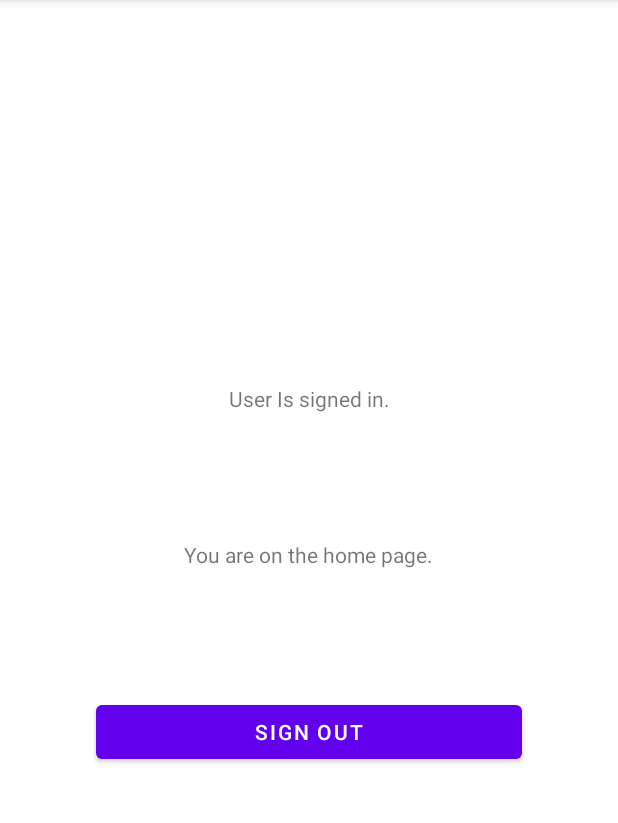
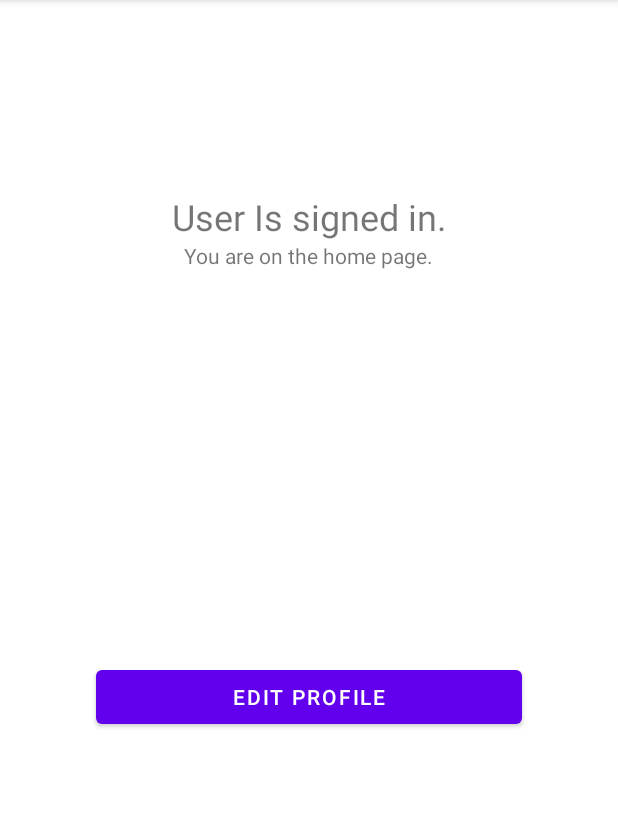
Before and after one commit to jnhalldev/CrunchwrapSupreme, an Android app: the screen it shows after launch once a user with an empty profile is signed in (MainActivity), on a phone screen of 412 x 824 dp, the part 84-907 px from its top. Run offline under Robolectric (Android 15) with nearby library versions, the phone set to English and light mode, and no system bars; our stand-ins replace Firebase (no records; nobody signed in at launch, a user with empty details on screens opened directly).

Commit message:
user imagebutton

```diff
--- a/app/build.gradle
+++ b/app/build.gradle
@@ -41,6 +41,7 @@ dependencies {
     implementation 'androidx.navigation:navigation-ui:2.5.3'
     implementation 'com.google.firebase:firebase-auth:21.0.2'
     implementation 'com.google.firebase:firebase-database:20.0.4'
+    implementation 'com.google.firebase:firebase-storage:20.1.0'
     testImplementation 'junit:junit:4.13.2'
     androidTestImplementation 'androidx.test.ext:junit:1.1.5'
     androidTestImplementation 'androidx.test.espresso:espresso-core:3.5.1'
--- a/app/src/main/java/com/example/crunchwrapsupreme/MainActivity.java
+++ b/app/src/main/java/com/example/crunchwrapsupreme/MainActivity.java
@@ -39,11 +39,11 @@ public class MainActivity extends AppCompatActivity {
             userSignedIn.setText("User Is signed out.");
         }
 
-        Button buttonSignOut = findViewById(R.id.buttonHomePageSignOut);
-        buttonSignOut.setOnClickListener(new View.OnClickListener() {
+        Button buttonProfile = findViewById(R.id.buttonHomePageEditProfile);
+        buttonProfile.setOnClickListener(new View.OnClickListener() {
             @Override
             public void onClick(View v) {
-                signUserOut();
+                showProfileActivity();
             }
         });
     }
@@ -54,10 +54,10 @@ public class MainActivity extends AppCompatActivity {
         finish();
     }
 
-    private void signUserOut() {
-        FirebaseAuth.getInstance().signOut();
+    private void showProfileActivity() {
+        Intent intent = new Intent(this, ProfileActivity.class);
+        startActivity(intent);
         finish();
-        startActivity(getIntent());
     }
 
     private boolean checkIfSignedIn() {
--- a/app/src/main/res/layout/activity_main.xml
+++ b/app/src/main/res/layout/activity_main.xml
@@ -6,24 +6,13 @@
     android:layout_height="match_parent"
     tools:context=".MainActivity">
 
-    <Button
-        android:id="@+id/buttonHomePageSignOut"
-        android:layout_width="0dp"
-        android:layout_height="wrap_content"
-        android:layout_marginStart="64dp"
-        android:layout_marginEnd="64dp"
-        android:layout_marginBottom="256dp"
-        android:text="Sign Out"
-        app:layout_constraintBottom_toBottomOf="parent"
-        app:layout_constraintEnd_toEndOf="parent"
-        app:layout_constraintStart_toStartOf="parent" />
-
     <TextView
         android:id="@+id/textViewUserSignedIn"
         android:layout_width="wrap_content"
         android:layout_height="wrap_content"
-        android:layout_marginTop="256dp"
+        android:layout_marginTop="128dp"
         android:text="User Is signed in."
+        android:textSize="24sp"
         app:layout_constraintEnd_toEndOf="parent"
         app:layout_constraintStart_toStartOf="parent"
         app:layout_constraintTop_toTopOf="parent" />
@@ -33,9 +22,20 @@
         android:layout_width="wrap_content"
         android:layout_height="wrap_content"
         android:text="You are on the home page."
-        app:layout_constraintBottom_toTopOf="@+id/buttonHomePageSignOut"
         app:layout_constraintEnd_toEndOf="parent"
         app:layout_constraintStart_toStartOf="parent"
         app:layout_constraintTop_toBottomOf="@+id/textViewUserSignedIn" />
 
+    <Button
+        android:id="@+id/buttonHomePageEditProfile"
+        android:layout_width="0dp"
+        android:layout_height="wrap_content"
+        android:layout_marginStart="64dp"
+        android:layout_marginEnd="64dp"
+        android:text="Edit Profile"
+        app:layout_constraintBottom_toBottomOf="parent"
+        app:layout_constraintEnd_toEndOf="parent"
+        app:layout_constraintStart_toStartOf="parent"
+        app:layout_constraintTop_toTopOf="@+id/textViewUserSignedIn2" />
+
 </androidx.constraintlayout.widget.ConstraintLayout>
```
Also changed, not shown: app/src/main/AndroidManifest.xml (+9 -0 lines), app/src/main/java/com/example/crunchwrapsupreme/ProfileActivity.java (added, +91 -0 lines), app/src/main/res/layout/activity_profile.xml (added, +38 -0 lines), app/src/main/res/drawable/profile_picture.png (added).
